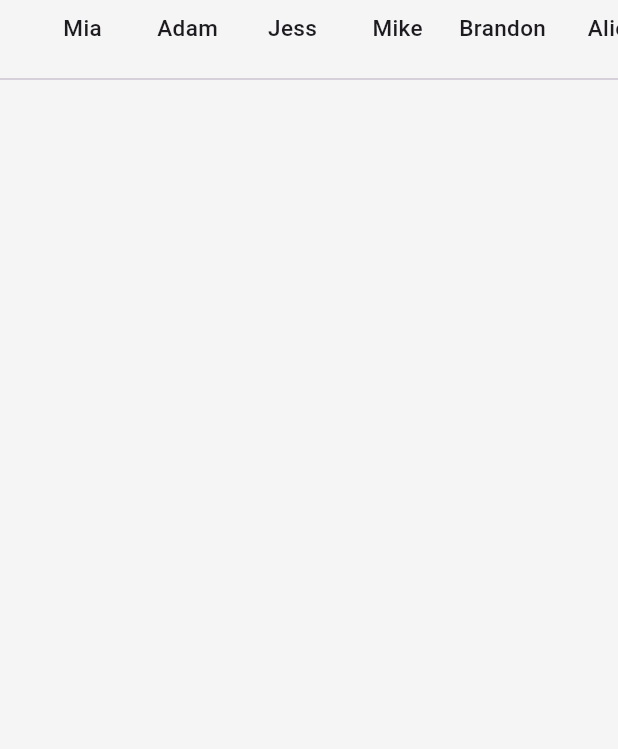
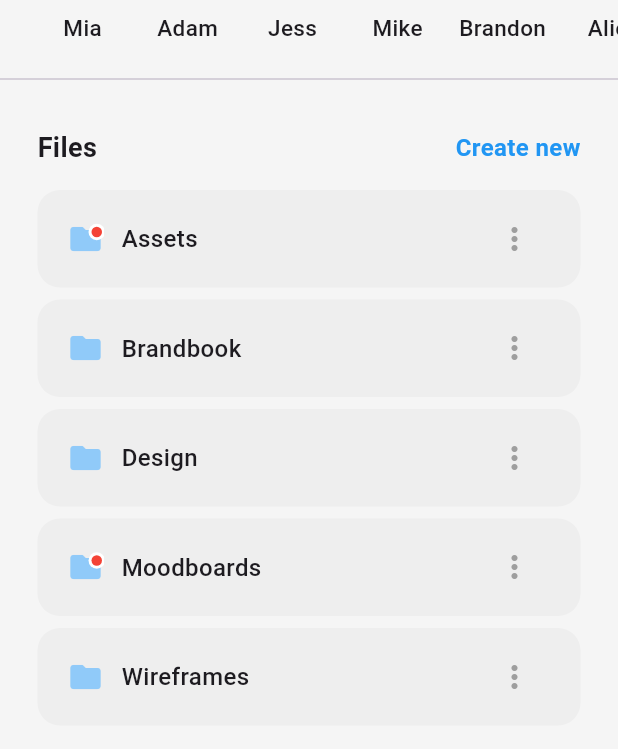
Before and after one commit to AlbenBustamante/cloud_files_app_ui, a Flutter app: the screen it shows after launch, after a tap on "Chatbox", on a phone screen of 412 x 824 dp, the part 383-1132 px from its top. Run offline on Flutter 3.47's test engine with Material 3 defaults, Android fonts, the light colour scheme and no system bars.

Commit message:
feat: design folders section

```diff
--- a/lib/pages/project_page.dart
+++ b/lib/pages/project_page.dart
@@ -15,7 +15,7 @@ class _ProjectPageState extends State<ProjectPage> {
     return Scaffold(
         backgroundColor: Colors.grey.shade100,
         body: Column(
-          children: [_header(), _avatars(), const Divider()],
+          children: [_header(), _avatars(), const Divider(), _files()],
         ));
   }
 
@@ -88,4 +88,72 @@ class _ProjectPageState extends State<ProjectPage> {
       ),
     );
   }
+
+  Widget _files() {
+    return Expanded(
+        child: ListView(padding: const EdgeInsets.all(25.0), children: [
+      _filesHeader(),
+      const SizedBox(height: 15.0),
+      _file("Assets", true),
+      _file('Brandbook', false),
+      _file('Design', false),
+      _file('Moodboards', true),
+      _file('Wireframes', false)
+    ]));
+  }
+
+  Row _filesHeader() {
+    return const Row(
+      mainAxisAlignment: MainAxisAlignment.spaceBetween,
+      children: [
+        Text('Files',
+            style: TextStyle(fontSize: 18.0, fontWeight: FontWeight.bold)),
+        Text(
+          'Create new',
+          style: TextStyle(
+              fontSize: 16.0, fontWeight: FontWeight.bold, color: Colors.blue),
+        )
+      ],
+    );
+  }
+
+  Widget _file(String name, bool showAlert) {
+    return Container(
+        padding: const EdgeInsets.symmetric(horizontal: 20.0),
+        margin: const EdgeInsets.only(bottom: 8.0),
+        height: 65.0,
+        decoration: BoxDecoration(
+            color: Colors.grey[200], borderRadius: BorderRadius.circular(15.0)),
+        child:
+            Row(mainAxisAlignment: MainAxisAlignment.spaceBetween, children: [
+          Row(children: [
+            Stack(children: [
+              Icon(Icons.folder, color: Colors.blue[200]),
+              Visibility(
+                  visible: showAlert,
+                  child: Positioned(
+                    top: 2.0,
+                    right: -1.0,
+                    child: Container(
+                      padding: const EdgeInsets.all(2.0),
+                      decoration: const BoxDecoration(
+                          color: Colors.white, shape: BoxShape.circle),
+                      child: const CircleAvatar(
+                        radius: 3.5,
+                        backgroundColor: Colors.red,
+                      ),
+                    ),
+                  ))
+            ]),
+            const SizedBox(width: 12.0),
+            Text(name,
+                style: const TextStyle(
+                    fontWeight: FontWeight.w500, fontSize: 16.0))
+          ]),
+          IconButton(
+              icon: const Icon(Icons.more_vert_rounded),
+              color: Colors.grey,
+              onPressed: () {})
+        ]));
+  }
 }
```
